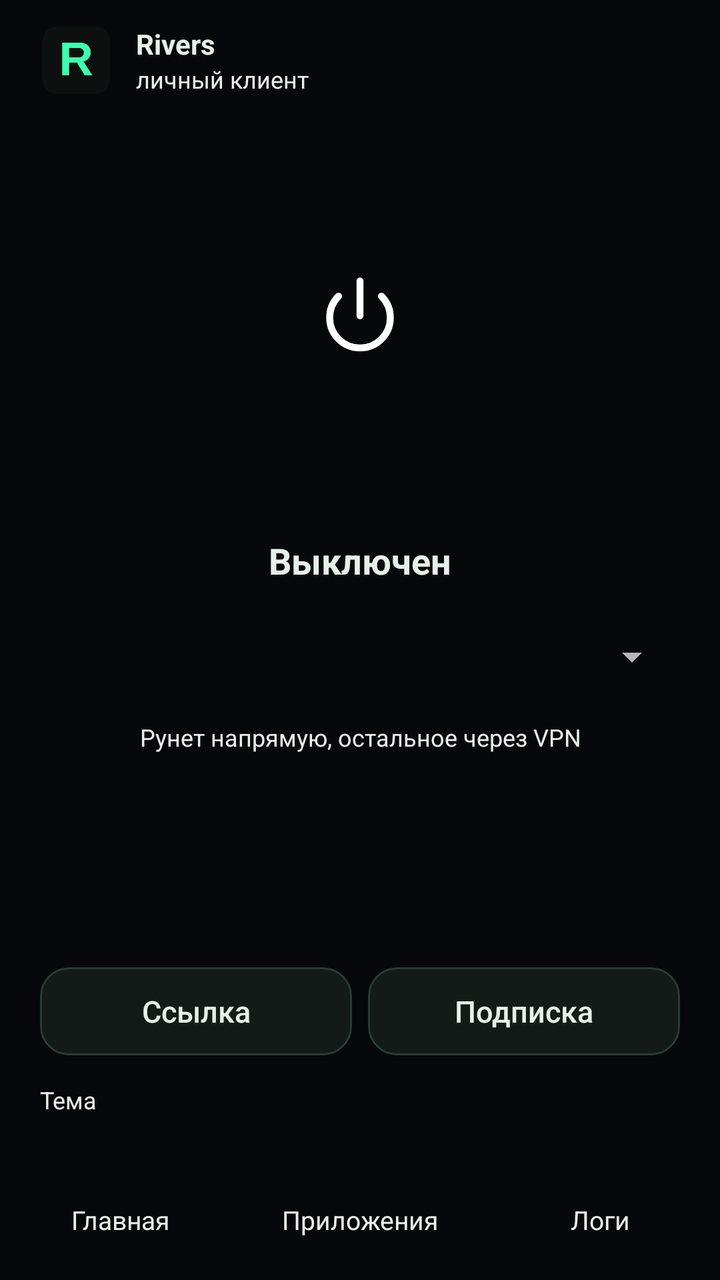
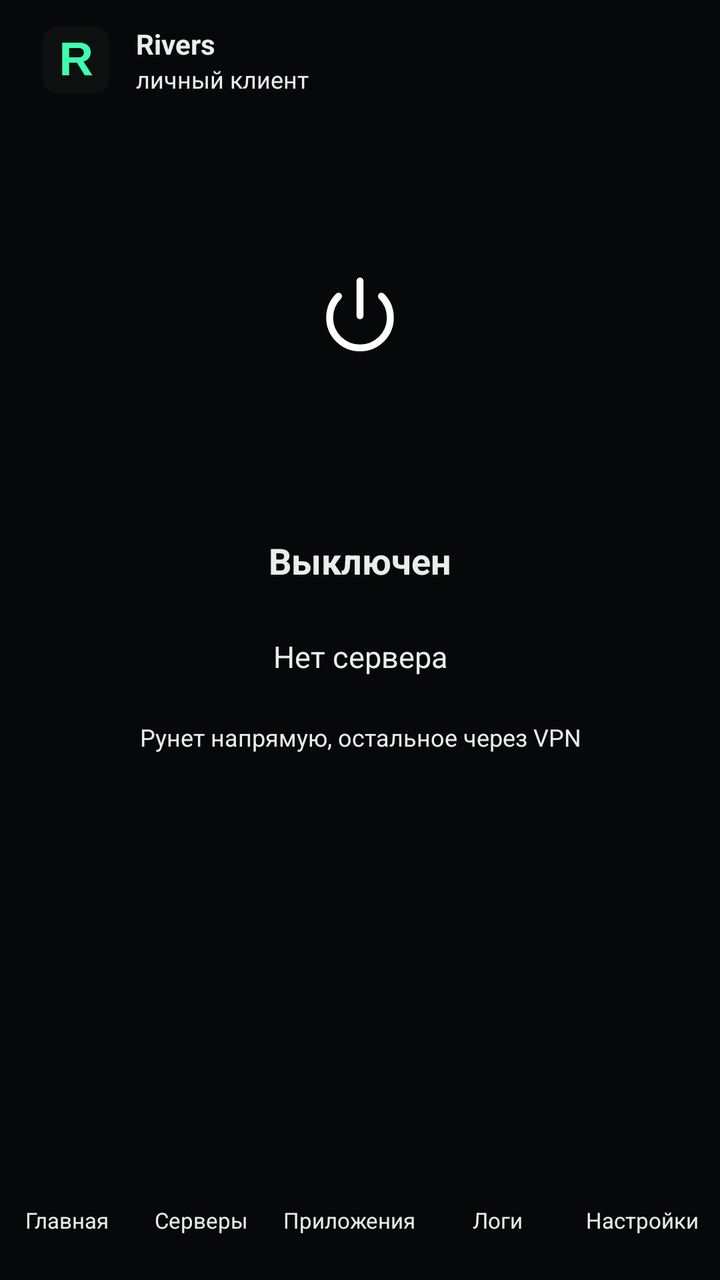

The first picture is an Android layout as it rendered before a commit; the second is the same layout after the commit. The layout source and the unified diff follow.
<!-- AndroidManifest.xml: application theme Theme.Rivers -->
<!-- res/layout/activity_main.xml -->
<?xml version="1.0" encoding="utf-8"?>
<LinearLayout xmlns:android="http://schemas.android.com/apk/res/android"
    android:layout_width="match_parent"
    android:layout_height="match_parent"
    android:fitsSystemWindows="true"
    android:orientation="vertical">

    <FrameLayout
        android:layout_width="match_parent"
        android:layout_height="0dp"
        android:layout_weight="1">

        <ScrollView
            android:id="@+id/pageHome"
            android:layout_width="match_parent"
            android:layout_height="match_parent"
            android:fillViewport="true">

            <LinearLayout
                android:layout_width="match_parent"
                android:layout_height="match_parent"
                android:orientation="vertical"
                android:paddingStart="20dp"
                android:paddingTop="12dp"
                android:paddingEnd="20dp"
                android:paddingBottom="16dp">

                <LinearLayout
                    android:layout_width="match_parent"
                    android:layout_height="wrap_content"
                    android:gravity="center_vertical"
                    android:orientation="horizontal">

                    <ImageView
                        android:layout_width="36dp"
                        android:layout_height="36dp"
                        android:contentDescription="Rivers"
                        android:src="@drawable/ic_launcher" />

                    <LinearLayout
                        android:layout_width="wrap_content"
                        android:layout_height="wrap_content"
                        android:layout_marginStart="12dp"
                        android:orientation="vertical">

                        <TextView
                            android:id="@+id/brandTitle"
                            android:layout_width="wrap_content"
                            android:layout_height="wrap_content"
                            android:text="Rivers"
                            android:textSize="14sp"
                            android:textStyle="bold" />

                        <TextView
                            android:id="@+id/brandSub"
                            android:layout_width="wrap_content"
                            android:layout_height="wrap_content"
                            android:text="личный клиент"
                            android:textSize="12sp" />
                    </LinearLayout>
                </LinearLayout>

                <LinearLayout
                    android:layout_width="match_parent"
                    android:layout_height="0dp"
                    android:layout_weight="1"
                    android:gravity="center_horizontal"
                    android:orientation="vertical">

                    <FrameLayout
                        android:layout_width="200dp"
                        android:layout_height="200dp"
                        android:layout_marginTop="12dp">

                        <View
                            android:id="@+id/powerHalo"
                            android:layout_width="200dp"
                            android:layout_height="200dp" />

                        <FrameLayout
                            android:id="@+id/power"
                            android:layout_width="176dp"
                            android:layout_height="176dp"
                            android:layout_gravity="center"
                            android:clickable="true"
                            android:focusable="true">

                            <ImageView
                                android:id="@+id/powerIcon"
                                android:layout_width="52dp"
                                android:layout_height="52dp"
                                android:layout_gravity="center"
                                android:contentDescription="Питание"
                                android:src="@drawable/ic_power" />
                        </FrameLayout>
                    </FrameLayout>

                    <TextView
                        android:id="@+id/status"
                        android:layout_width="match_parent"
                        android:layout_height="wrap_content"
                        android:layout_marginTop="8dp"
                        android:gravity="center"
                        android:text="Выключен"
                        android:textSize="18sp"
                        android:textStyle="bold" />

                    <Spinner
                        android:id="@+id/servers"
                        android:layout_width="match_parent"
                        android:layout_height="48dp"
                        android:layout_marginTop="12dp"
                        android:paddingStart="18dp"
                        android:paddingEnd="18dp" />

                    <TextView
                        android:id="@+id/homeHint"
                        android:layout_width="match_parent"
                        android:layout_height="wrap_content"
                        android:layout_marginTop="8dp"
                        android:gravity="center"
                        android:text="Рунет напрямую, остальное через VPN"
                        android:textSize="12sp" />
                </LinearLayout>

                <LinearLayout
                    android:layout_width="match_parent"
                    android:layout_height="wrap_content"
                    android:orientation="horizontal">

                    <Button
                        android:id="@+id/addLink"
                        android:layout_width="0dp"
                        android:layout_height="44dp"
                        android:layout_weight="1"
                        android:text="Ссылка" />

                    <Button
                        android:id="@+id/addSub"
                        android:layout_width="0dp"
                        android:layout_height="44dp"
                        android:layout_marginStart="8dp"
                        android:layout_weight="1"
                        android:text="Подписка" />
                </LinearLayout>

                <TextView
                    android:id="@+id/themeLabel"
                    android:layout_width="match_parent"
                    android:layout_height="wrap_content"
                    android:layout_marginTop="14dp"
                    android:text="Тема"
                    android:textSize="12sp" />

                <HorizontalScrollView
                    android:layout_width="match_parent"
                    android:layout_height="wrap_content"
                    android:layout_marginTop="8dp"
                    android:scrollbars="none">

                    <LinearLayout
                        android:id="@+id/themes"
                        android:layout_width="wrap_content"
                        android:layout_height="wrap_content"
                        android:orientation="horizontal" />
                </HorizontalScrollView>
            </LinearLayout>
        </ScrollView>

        <LinearLayout
            android:id="@+id/pageApps"
            android:layout_width="match_parent"
            android:layout_height="match_parent"
            android:orientation="vertical"
            android:paddingStart="20dp"
            android:paddingTop="18dp"
            android:paddingEnd="20dp"
            android:paddingBottom="8dp"
            android:visibility="gone">

            <TextView
                android:id="@+id/titleApps"
                android:layout_width="match_parent"
                android:layout_height="wrap_content"
                android:text="Приложения"
                android:textSize="26sp"
                android:textStyle="bold" />

            <TextView
                android:id="@+id/appsHint"
                android:layout_width="match_parent"
                android:layout_height="wrap_content"
                android:layout_marginTop="6dp"
                android:textColor="#8B978F"
                android:textSize="13sp" />

            <LinearLayout
                android:id="@+id/modeTrack"
                android:layout_width="match_parent"
                android:layout_height="wrap_content"
                android:layout_marginTop="14dp"
                android:orientation="horizontal"
                android:padding="4dp">

                <TextView
                    android:id="@+id/modeDirect"
                    android:layout_width="0dp"
                    android:layout_height="40dp"
                    android:layout_weight="1"
                    android:background="@drawable/bg_choice_on"
                    android:clickable="true"
                    android:focusable="true"
                    android:gravity="center"
                    android:text="Напрямую"
                    android:textColor="#07110C"
                    android:textSize="14sp"
                    android:textStyle="bold" />

                <TextView
                    android:id="@+id/modeVpn"
                    android:layout_width="0dp"
                    android:layout_height="40dp"
                    android:layout_weight="1"
                    android:background="@drawable/bg_choice_off"
                    android:clickable="true"
                    android:focusable="true"
                    android:gravity="center"
                    android:text="Через VPN"
                    android:textColor="#8B978F"
                    android:textSize="14sp"
                    android:textStyle="bold" />
            </LinearLayout>

            <EditText
                android:id="@+id/appSearch"
                android:layout_width="match_parent"
                android:layout_height="48dp"
                android:layout_marginTop="12dp"
                android:background="@drawable/bg_field"
                android:hint="Поиск"
                android:inputType="text"
                android:paddingStart="16dp"
                android:paddingEnd="16dp"
                android:textColor="#E7EFE9"
                android:textColorHint="#8B978F"
                android:textSize="15sp" />

            <ListView
                android:id="@+id/appList"
                android:layout_width="match_parent"
                android:layout_height="0dp"
                android:layout_marginTop="8dp"
                android:layout_weight="1"
                android:divider="#1C2420"
                android:dividerHeight="1dp" />
        </LinearLayout>

        <LinearLayout
            android:id="@+id/pageLogs"
            android:layout_width="match_parent"
            android:layout_height="match_parent"
            android:orientation="vertical"
            android:padding="20dp"
            android:visibility="gone">

            <LinearLayout
                android:layout_width="match_parent"
                android:layout_height="wrap_content"
                android:gravity="center_vertical"
                android:orientation="horizontal">

                <TextView
                    android:id="@+id/titleLogs"
                    android:layout_width="0dp"
                    android:layout_height="wrap_content"
                    android:layout_weight="1"
                    android:text="Логи"
                    android:textSize="26sp"
                    android:textStyle="bold" />

                <Button
                    android:id="@+id/copyLogs"
                    android:layout_width="wrap_content"
                    android:layout_height="40dp"
                    android:minHeight="40dp"
                    android:text="Копировать" />
            </LinearLayout>

            <ScrollView
                android:id="@+id/logCard"
                android:layout_width="match_parent"
                android:layout_height="0dp"
                android:layout_marginTop="12dp"
                android:layout_weight="1"
                android:padding="14dp">

                <TextView
                    android:id="@+id/logs"
                    android:layout_width="match_parent"
                    android:layout_height="wrap_content"
                    android:fontFamily="monospace"
                    android:text="Пока пусто."
                    android:textColor="#C9D4CC"
                    android:textSize="12sp" />
            </ScrollView>
        </LinearLayout>
    </FrameLayout>

    <LinearLayout
        android:id="@+id/tabBar"
        android:layout_width="match_parent"
        android:layout_height="wrap_content"
        android:orientation="horizontal"
        android:paddingTop="4dp"
        android:paddingBottom="6dp">

        <TextView
            android:id="@+id/tabHome"
            android:layout_width="0dp"
            android:layout_height="48dp"
            android:layout_weight="1"
            android:background="?android:attr/selectableItemBackground"
            android:clickable="true"
            android:focusable="true"
            android:gravity="center"
            android:text="Главная"
            android:textSize="13sp" />

        <TextView
            android:id="@+id/tabApps"
            android:layout_width="0dp"
            android:layout_height="48dp"
            android:layout_weight="1"
            android:background="?android:attr/selectableItemBackground"
            android:clickable="true"
            android:focusable="true"
            android:gravity="center"
            android:text="Приложения"
            android:textSize="13sp" />

        <TextView
            android:id="@+id/tabLogs"
            android:layout_width="0dp"
            android:layout_height="48dp"
            android:layout_weight="1"
            android:background="?android:attr/selectableItemBackground"
            android:clickable="true"
            android:focusable="true"
            android:gravity="center"
            android:text="Логи"
            android:textSize="13sp" />
    </LinearLayout>
</LinearLayout>
<!-- resources referenced by this layout -->
<resources>
  <!-- drawable bg_choice_off (drawable) -->
  <?xml version="1.0" encoding="utf-8"?>
  <shape xmlns:android="http://schemas.android.com/apk/res/android"
      android:shape="rectangle">
      <solid android:color="#00000000" />
      <corners android:radius="12dp" />
  </shape>
  <!-- drawable bg_choice_on (drawable) -->
  <?xml version="1.0" encoding="utf-8"?>
  <shape xmlns:android="http://schemas.android.com/apk/res/android"
      android:shape="rectangle">
      <solid android:color="#3DFFB0" />
      <corners android:radius="12dp" />
  </shape>
  <!-- drawable bg_field (drawable) -->
  <?xml version="1.0" encoding="utf-8"?>
  <shape xmlns:android="http://schemas.android.com/apk/res/android"
      android:shape="rectangle">
      <solid android:color="#101614" />
      <stroke
          android:width="1dp"
          android:color="#24302B" />
      <corners android:radius="14dp" />
  </shape>
  <!-- drawable ic_launcher: png bitmap (drawable, 3810 bytes) -->
  <!-- drawable ic_power (drawable) -->
  <?xml version="1.0" encoding="utf-8"?>
  <vector xmlns:android="http://schemas.android.com/apk/res/android"
      android:width="24dp"
      android:height="24dp"
      android:viewportWidth="24"
      android:viewportHeight="24">
      <path
          android:fillColor="#00000000"
          android:pathData="M12,3v8"
          android:strokeWidth="1.6"
          android:strokeColor="#FFFFFF"
          android:strokeLineCap="round" />
      <path
          android:fillColor="#00000000"
          android:pathData="M7.05,6.5a7,7 0 1,0 9.9,0"
          android:strokeWidth="1.6"
          android:strokeColor="#FFFFFF"
          android:strokeLineCap="round" />
  </vector>
  <style name="Theme.Rivers" parent="android:Theme.Material.NoActionBar">
          <item name="android:statusBarColor">#07080A</item>
          <item name="android:navigationBarColor">#07080A</item>
          <item name="android:windowBackground">#07080A</item>
          <item name="android:colorAccent">#3DFFB0</item>
          <item name="android:colorControlActivated">#3DFFB0</item>
          <item name="android:textColor">#E7EFE9</item>
          <item name="android:buttonStyle">@style/Rivers.Button</item>
          <item name="android:alertDialogTheme">@style/Theme.Rivers.Dialog</item>
      </style>
  <style name="Rivers.Button" parent="android:Widget.Material.Button">
          <item name="android:background">@drawable/bg_pill</item>
          <item name="android:textColor">#E7EFE9</item>
          <item name="android:textAllCaps">false</item>
          <item name="android:textSize">15sp</item>
          <item name="android:stateListAnimator">@null</item>
          <item name="android:elevation">0dp</item>
          <item name="android:minHeight">48dp</item>
          <item name="android:paddingLeft">18dp</item>
          <item name="android:paddingRight">18dp</item>
          <item name="android:fontFamily">sans-serif-medium</item>
      </style>
  <style name="Theme.Rivers.Dialog" parent="android:Theme.Material.Dialog.Alert">
          <item name="android:colorAccent">#3DFFB0</item>
          <item name="android:textColorPrimary">#E7EFE9</item>
          <item name="android:textColor">#E7EFE9</item>
          <item name="android:background">#161B18</item>
          <item name="android:windowBackground">#161B18</item>
      </style>
  <!-- drawable bg_pill (drawable) -->
  <?xml version="1.0" encoding="utf-8"?>
  <ripple xmlns:android="http://schemas.android.com/apk/res/android"
      android:color="#223DFFB0">
      <item>
          <shape android:shape="rectangle">
              <solid android:color="#141A17" />
              <stroke
                  android:width="1dp"
                  android:color="#2C3A34" />
              <corners android:radius="14dp" />
          </shape>
      </item>
  </ripple>
</resources>

<!-- the commit's change to res/layout/activity_main.xml (unified diff, before → after) -->
@@ -105,13 +105,18 @@
                         android:textSize="18sp"
                         android:textStyle="bold" />
 
-                    <Spinner
-                        android:id="@+id/servers"
+                    <TextView
+                        android:id="@+id/serverName"
                         android:layout_width="match_parent"
                         android:layout_height="48dp"
                         android:layout_marginTop="12dp"
-                        android:paddingStart="18dp"
-                        android:paddingEnd="18dp" />
+                        android:clickable="true"
+                        android:ellipsize="end"
+                        android:focusable="true"
+                        android:gravity="center"
+                        android:maxLines="1"
+                        android:text="Нет сервера"
+                        android:textSize="15sp" />
 
                     <TextView
                         android:id="@+id/homeHint"
@@ -122,35 +127,101 @@
                         android:text="Рунет напрямую, остальное через VPN"
                         android:textSize="12sp" />
                 </LinearLayout>
+            </LinearLayout>
+        </ScrollView>
+
+        <LinearLayout
+            android:id="@+id/pageServers"
+            android:layout_width="match_parent"
+            android:layout_height="match_parent"
+            android:orientation="vertical"
+            android:paddingStart="20dp"
+            android:paddingTop="18dp"
+            android:paddingEnd="20dp"
+            android:paddingBottom="8dp"
+            android:visibility="gone">
+
+            <TextView
+                android:id="@+id/titleServers"
+                android:layout_width="match_parent"
+                android:layout_height="wrap_content"
+                android:text="Серверы"
+                android:textSize="26sp"
+                android:textStyle="bold" />
+
+            <TextView
+                android:id="@+id/serversHint"
+                android:layout_width="match_parent"
+                android:layout_height="wrap_content"
+                android:layout_marginTop="6dp"
+                android:text="Каждая подписка — свой блок. Внутри её серверы."
+                android:textColor="#8B978F"
+                android:textSize="13sp" />
+
+            <LinearLayout
+                android:layout_width="match_parent"
+                android:layout_height="wrap_content"
+                android:layout_marginTop="12dp"
+                android:orientation="horizontal">
+
+                <Button
+                    android:id="@+id/addSub"
+                    android:layout_width="0dp"
+                    android:layout_height="44dp"
+                    android:layout_weight="1"
+                    android:text="Подписка" />
+
+                <Button
+                    android:id="@+id/addLink"
+                    android:layout_width="0dp"
+                    android:layout_height="44dp"
+                    android:layout_marginStart="8dp"
+                    android:layout_weight="1"
+                    android:text="Ссылка" />
+            </LinearLayout>
+
+            <ScrollView
+                android:layout_width="match_parent"
+                android:layout_height="0dp"
+                android:layout_marginTop="12dp"
+                android:layout_weight="1">
 
                 <LinearLayout
-                    android:layout_width="match_parent"
-                    android:layout_height="wrap_content"
-                    android:orientation="horizontal">
-
-                    <Button
-                        android:id="@+id/addLink"
-                        android:layout_width="0dp"
-                        android:layout_height="44dp"
-                        android:layout_weight="1"
-                        android:text="Ссылка" />
-
-                    <Button
-                        android:id="@+id/addSub"
-                        android:layout_width="0dp"
-                        android:layout_height="44dp"
-                        android:layout_marginStart="8dp"
-                        android:layout_weight="1"
-                        android:text="Подписка" />
-                </LinearLayout>
+                    android:id="@+id/serverBlocks"
+                    android:layout_width="match_parent"
+                    android:layout_height="wrap_content"
+                    android:orientation="vertical" />
+            </ScrollView>
+        </LinearLayout>
+
+        <ScrollView
+            android:id="@+id/pageSettings"
+            android:layout_width="match_parent"
+            android:layout_height="match_parent"
+            android:fillViewport="true"
+            android:visibility="gone">
+
+            <LinearLayout
+                android:layout_width="match_parent"
+                android:layout_height="wrap_content"
+                android:orientation="vertical"
+                android:padding="20dp">
+
+                <TextView
+                    android:id="@+id/titleSettings"
+                    android:layout_width="match_parent"
+                    android:layout_height="wrap_content"
+                    android:text="Настройки"
+                    android:textSize="26sp"
+                    android:textStyle="bold" />
 
                 <TextView
                     android:id="@+id/themeLabel"
                     android:layout_width="match_parent"
                     android:layout_height="wrap_content"
-                    android:layout_marginTop="14dp"
+                    android:layout_marginTop="16dp"
                     android:text="Тема"
-                    android:textSize="12sp" />
+                    android:textSize="14sp" />
 
                 <HorizontalScrollView
                     android:layout_width="match_parent"
@@ -324,10 +395,10 @@
             android:focusable="true"
             android:gravity="center"
             android:text="Главная"
-            android:textSize="13sp" />
+            android:textSize="11sp" />
 
         <TextView
-            android:id="@+id/tabApps"
+            android:id="@+id/tabServers"
             android:layout_width="0dp"
             android:layout_height="48dp"
             android:layout_weight="1"
@@ -335,8 +406,21 @@
             android:clickable="true"
             android:focusable="true"
             android:gravity="center"
+            android:text="Серверы"
+            android:textSize="11sp" />
+
+        <TextView
+            android:id="@+id/tabApps"
+            android:layout_width="0dp"
+            android:layout_height="48dp"
+            android:layout_weight="1.2"
+            android:background="?android:attr/selectableItemBackground"
+            android:clickable="true"
+            android:focusable="true"
+            android:gravity="center"
+            android:maxLines="1"
             android:text="Приложения"
-            android:textSize="13sp" />
+            android:textSize="11sp" />
 
         <TextView
             android:id="@+id/tabLogs"
@@ -348,6 +432,19 @@
             android:focusable="true"
             android:gravity="center"
             android:text="Логи"
-            android:textSize="13sp" />
+            android:textSize="11sp" />
+
+        <TextView
+            android:id="@+id/tabSettings"
+            android:layout_width="0dp"
+            android:layout_height="48dp"
+            android:layout_weight="1.15"
+            android:background="?android:attr/selectableItemBackground"
+            android:clickable="true"
+            android:focusable="true"
+            android:gravity="center"
+            android:maxLines="1"
+            android:text="Настройки"
+            android:textSize="11sp" />
     </LinearLayout>
 </LinearLayout>
